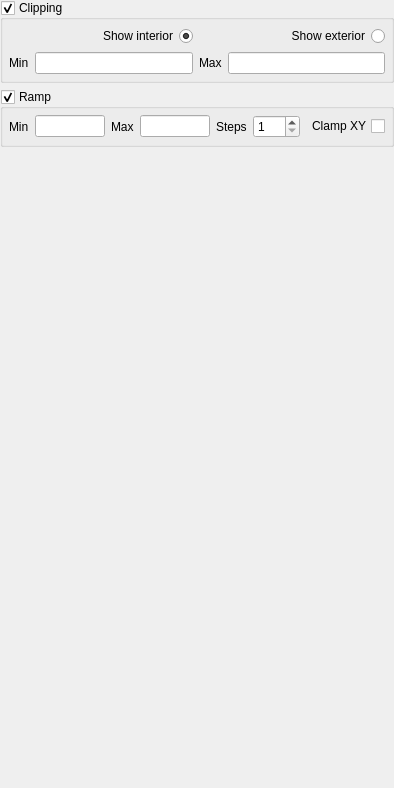
Old version of the form src/gui/forms/SubProperty_Clipping.ui in the repository open-scan-crew/OpenScanTools.
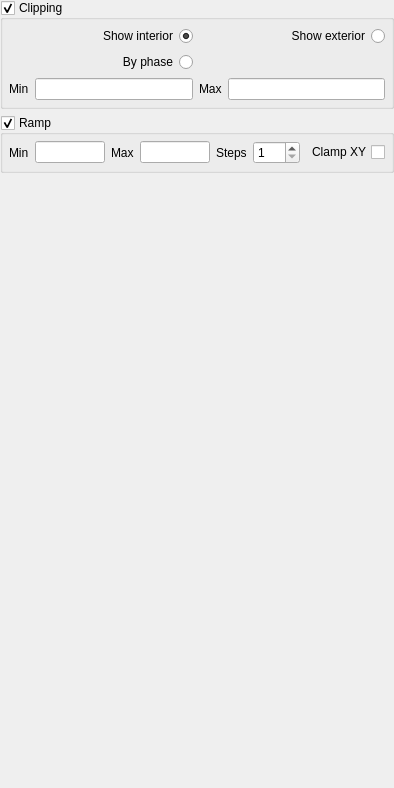
New version of the form. Custom widgets are drawn as their Qt base class.

Commit message: Add by-phase clipping mode

What changed in the file:
```diff
--- a/src/gui/forms/SubProperty_Clipping.ui
+++ b/src/gui/forms/SubProperty_Clipping.ui
@@ -178,7 +178,7 @@
       <property name="bottomMargin">
        <number>6</number>
       </property>
-      <item row="1" column="0">
+      <item row="2" column="0">
        <widget class="QLabel" name="label_minClip">
         <property name="text">
          <string>Min</string>
@@ -188,6 +188,19 @@
         </property>
        </widget>
       </item>
+      <item row="1" column="0" colspan="2">
+       <widget class="QRadioButton" name="PhaseModeRadioBtn">
+        <property name="enabled">
+         <bool>true</bool>
+        </property>
+        <property name="layoutDirection">
+         <enum>Qt::RightToLeft</enum>
+        </property>
+        <property name="text">
+         <string>By phase</string>
+        </property>
+       </widget>
+      </item>
       <item row="0" column="2" colspan="2">
        <widget class="QRadioButton" name="ExteriorModeRadioBtn">
         <property name="enabled">
@@ -217,10 +230,10 @@
         </property>
        </widget>
       </item>
-      <item row="1" column="3">
+      <item row="2" column="3">
        <widget class="QDoubleEdit" name="lineEdit_maxClip"/>
       </item>
-      <item row="1" column="1">
+      <item row="2" column="1">
        <widget class="QDoubleEdit" name="lineEdit_minClip">
         <property name="sizePolicy">
          <sizepolicy hsizetype="Expanding" vsizetype="Fixed">
@@ -230,7 +243,7 @@
         </property>
        </widget>
       </item>
-      <item row="1" column="2">
+      <item row="2" column="2">
        <widget class="QLabel" name="label_maxClip">
         <property name="text">
          <string>Max</string>
```
The commit also changes 31 other files.
